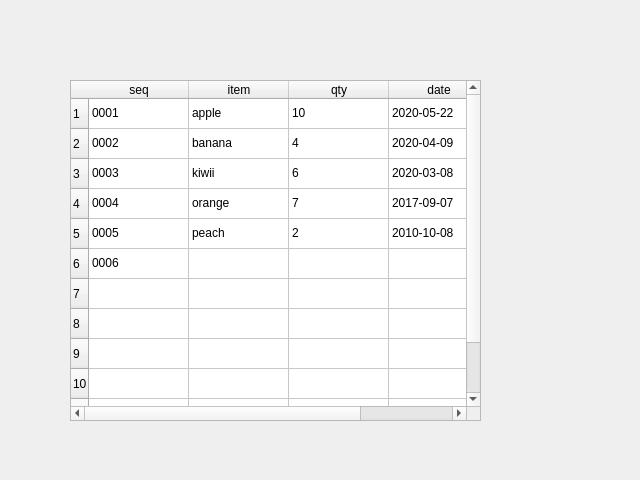
Before: the Qt Designer form qt/00001-qt-テーブルレイアウト/table.ui in ukijumotahaneniarukenia/script-sketch, drawn with Qt 5.
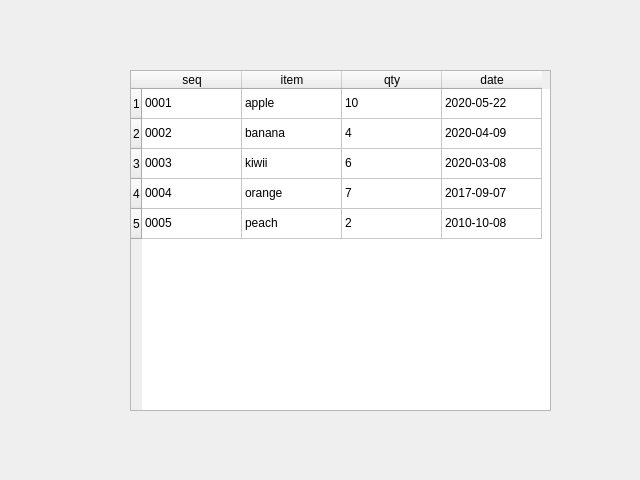
After: the same form once the commit is applied.

```diff
--- a/qt/00001-qt-テーブルレイアウト/table.ui
+++ b/qt/00001-qt-テーブルレイアウト/table.ui
@@ -16,9 +16,9 @@
   <widget class="QTableWidget" name="tableWidget">
    <property name="geometry">
     <rect>
-     <x>70</x>
-     <y>80</y>
-     <width>411</width>
+     <x>130</x>
+     <y>70</y>
+     <width>421</width>
      <height>341</height>
     </rect>
    </property>
@@ -68,41 +68,6 @@
      <string>5</string>
     </property>
    </row>
-   <row>
-    <property name="text">
-     <string>6</string>
-    </property>
-   </row>
-   <row>
-    <property name="text">
-     <string>7</string>
-    </property>
-   </row>
-   <row>
-    <property name="text">
-     <string>8</string>
-    </property>
-   </row>
-   <row>
-    <property name="text">
-     <string>9</string>
-    </property>
-   </row>
-   <row>
-    <property name="text">
-     <string>10</string>
-    </property>
-   </row>
-   <row>
-    <property name="text">
-     <string>11</string>
-    </property>
-   </row>
-   <row>
-    <property name="text">
-     <string>12</string>
-    </property>
-   </row>
    <column>
     <property name="text">
      <string>seq</string>
@@ -223,16 +188,6 @@
      <string>2010-10-08</string>
     </property>
    </item>
-   <item row="5" column="0">
-    <property name="text">
-     <string>0006</string>
-    </property>
-   </item>
-   <item row="5" column="1">
-    <property name="text">
-     <string/>
-    </property>
-   </item>
   </widget>
  </widget>
  <resources/>
```
